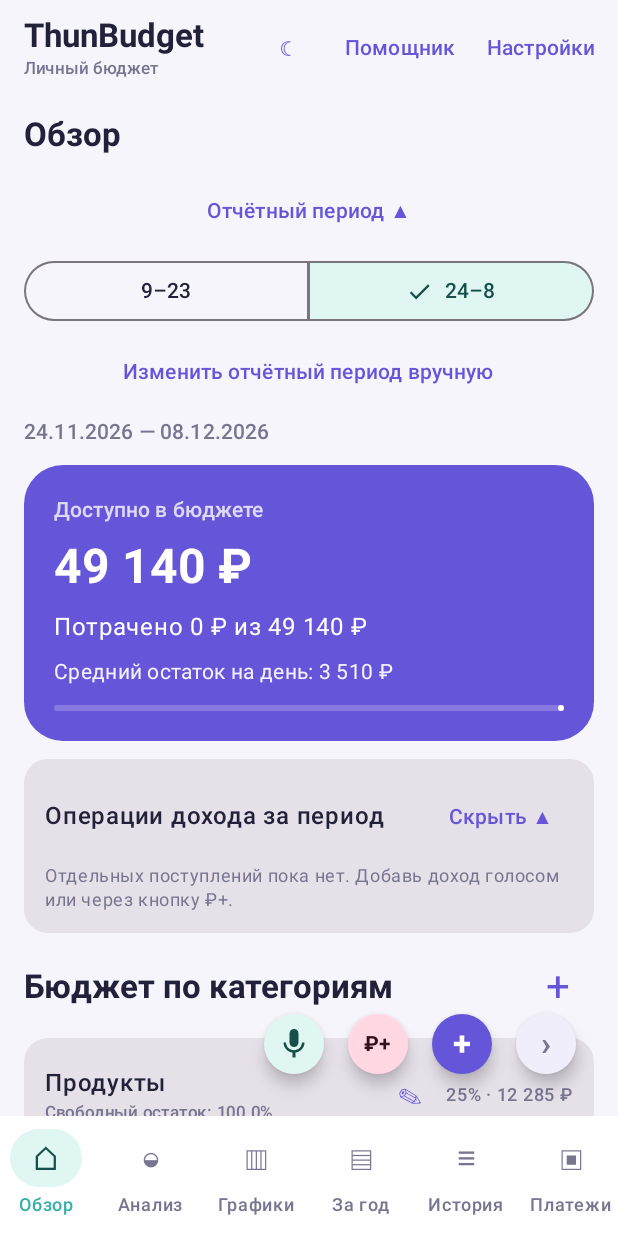
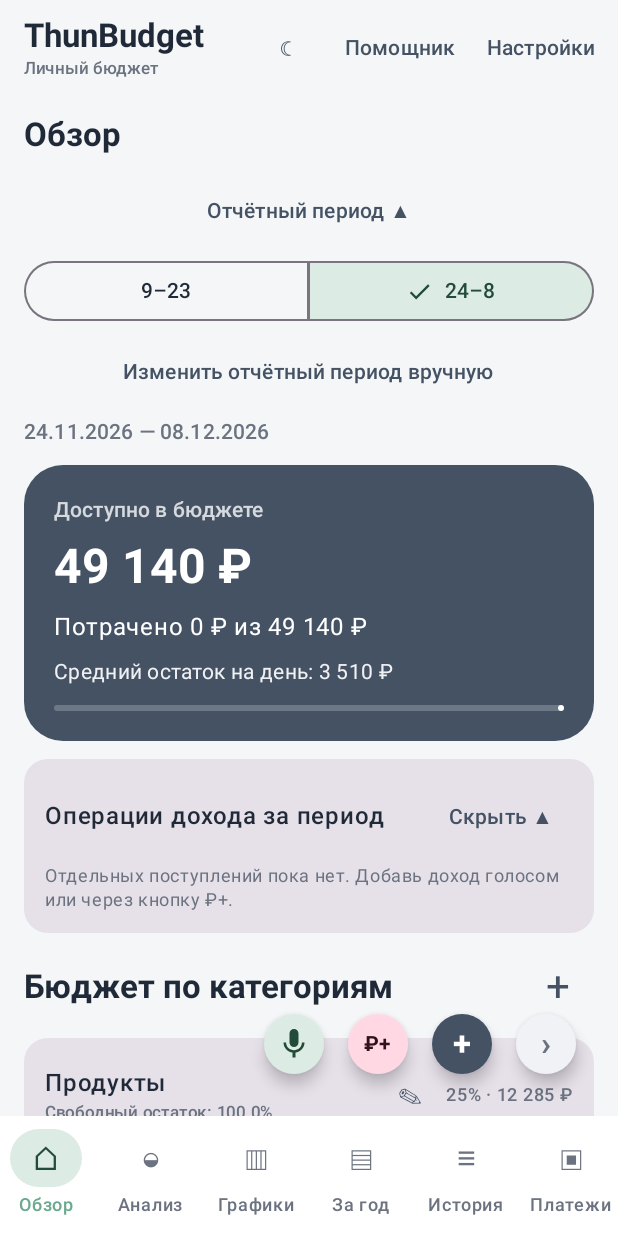
Before and after one commit to ScooblyDoon/ThunBudget-Analytics, an Android app built with Jetpack Compose: the screen it shows after launch (MainActivity), on a phone screen of 412 x 824 dp. Run offline under Robolectric (Android 15) with nearby library versions, the phone set to English and light mode, and no system bars; pictures from the network do not load; 1 statement that could not run was skipped.

Commit message:
Apply graphite-sage app palette across light and dark screens

```diff
--- a/app/src/main/java/ru/scooblydoon/thunbudget/MainActivity.kt
+++ b/app/src/main/java/ru/scooblydoon/thunbudget/MainActivity.kt
@@ -1103,24 +1103,28 @@ private fun ThunBudgetApp() {
             }.getOrElse { "Не удалось восстановить данные: ${it.message ?: "ошибка чтения"}" }
         }
     }
+    // Unified ThunBudget palette: graphite/sage light theme and near-black/violet dark theme.
     val appColors = if (darkTheme) {
         darkColorScheme(
-            primary = Color(0xFFB7A6FF), onPrimary = Color(0xFF21164A),
-            secondary = Color(0xFF75D9CF), tertiary = Color(0xFFFFC979),
-            background = Color(0xFF111321), surface = Color(0xFF1B1D31),
-            surfaceVariant = Color(0xFF292B43), onSurface = Color(0xFFF4F2FF),
-            onSurfaceVariant = Color(0xFFB8B6CC), onBackground = Color(0xFFF4F2FF)
+            primary = Color(0xFFB59AFF), onPrimary = Color(0xFF171321),
+            primaryContainer = Color(0xFF39334D), onPrimaryContainer = Color(0xFFE9DFFF),
+            secondary = Color(0xFF6BA88E), onSecondary = Color(0xFF10251D),
+            secondaryContainer = Color(0xFF263D34), onSecondaryContainer = Color(0xFFC4E4D4),
+            tertiary = Color(0xFF9AA3B2), background = Color(0xFF090A10),
+            surface = Color(0xFF171821), surfaceVariant = Color(0xFF242631),
+            onSurface = Color(0xFFF3F2F8), onSurfaceVariant = Color(0xFFB4B7C2),
+            onBackground = Color(0xFFF3F2F8), error = Color(0xFFFF817A)
         )
     } else {
         lightColorScheme(
-            primary = Color(0xFF6556D9), onPrimary = Color.White,
-            primaryContainer = Color(0xFFE8E4FF), onPrimaryContainer = Color(0xFF30266F),
-            secondary = Color(0xFF36AFA8), onSecondary = Color.White,
-            secondaryContainer = Color(0xFFE0F6F2), onSecondaryContainer = Color(0xFF174F4B),
-            tertiary = Color(0xFF8B7AE8), background = Color(0xFFF6F5FC),
-            surface = Color(0xFFFFFEFF), surfaceVariant = Color(0xFFF0EEFA),
-            onSurface = Color(0xFF22213A), onSurfaceVariant = Color(0xFF77758F),
-            onBackground = Color(0xFF22213A), error = Color(0xFFD95770)
+            primary = Color(0xFF445264), onPrimary = Color.White,
+            primaryContainer = Color(0xFFE1E7ED), onPrimaryContainer = Color(0xFF263342),
+            secondary = Color(0xFF6BA88E), onSecondary = Color.White,
+            secondaryContainer = Color(0xFFDCEBE3), onSecondaryContainer = Color(0xFF234B39),
+            tertiary = Color(0xFF6B7280), background = Color(0xFFF4F6F8),
+            surface = Color(0xFFFFFFFF), surfaceVariant = Color(0xFFF0F2F5),
+            onSurface = Color(0xFF1F2937), onSurfaceVariant = Color(0xFF6B7280),
+            onBackground = Color(0xFF1F2937), error = Color(0xFFD77A72)
         )
     }
     MaterialTheme(
```
